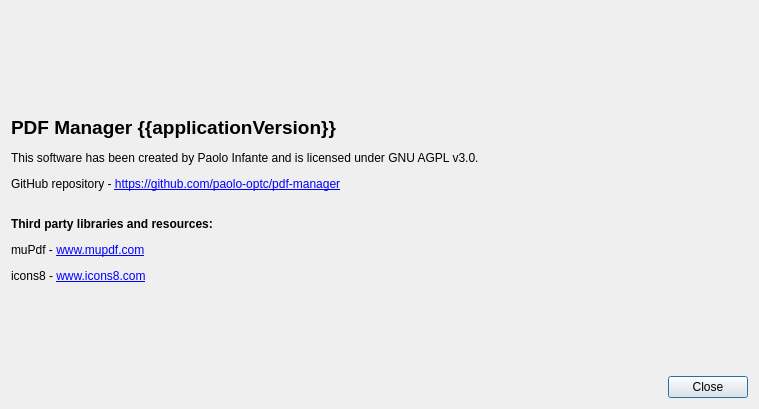
Old version of the form aboutdialog.ui in the repository paolo-projects/pdf-manager.
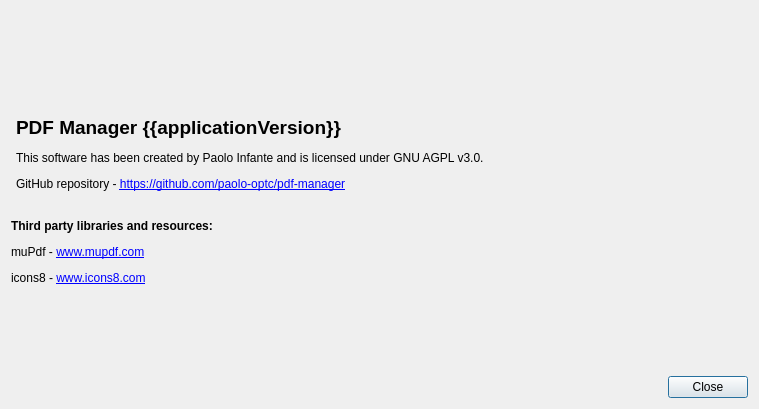
New version of the form. Icons and pictures are not drawn.

Commit message: Added styles to pages list. Fixed the drag and drop feature. Fixed gui elements. Fixed context menus.

```diff
--- a/aboutdialog.ui
+++ b/aboutdialog.ui
@@ -41,7 +41,11 @@
       </size>
      </property>
      <property name="text">
-      <string>&lt;html&gt;&lt;head/&gt;&lt;body&gt;&lt;p&gt;&lt;span style=&quot; font-size:14pt; font-weight:600;&quot;&gt;PDF Manager {{applicationVersion}}&lt;/span&gt;&lt;/p&gt;&lt;p&gt;This software has been created by Paolo Infante and is licensed under GNU AGPL v3.0.&lt;/p&gt;&lt;p&gt;GitHub repository - &lt;a href=&quot;https://github.com/paolo-optc/pdf-manager&quot;&gt;&lt;span style=&quot; text-decoration: underline; color:#0000ff;&quot;&gt;https://github.com/paolo-optc/pdf-manager&lt;/span&gt;&lt;/a&gt;&lt;br/&gt;&lt;/p&gt;&lt;p&gt;&lt;span style=&quot; font-weight:600;&quot;&gt;Third party libraries and resources:&lt;/span&gt;&lt;/p&gt;&lt;p&gt;muPdf - &lt;a href=&quot;https://www.mupdf.com/index.html&quot;&gt;&lt;span style=&quot; text-decoration: underline; color:#0000ff;&quot;&gt;www.mupdf.com&lt;/span&gt;&lt;/a&gt;&lt;/p&gt;&lt;p&gt;icons8 - &lt;a href=&quot;https://icons8.com&quot;&gt;&lt;span style=&quot; text-decoration: underline; color:#0000ff;&quot;&gt;www.icons8.com&lt;/span&gt;&lt;/a&gt;&lt;/p&gt;&lt;/body&gt;&lt;/html&gt;</string>
+      <string>&lt;html&gt;&lt;head/&gt;&lt;body&gt;
+&lt;table style=&quot;border: 0px;&quot;&gt;&lt;tr&gt;&lt;td&gt;
+
+&lt;img src=&quot;:/icons/res/icons8_pdf_2_96px.png&quot;/&gt;&lt;/td&gt;&lt;td&gt;&lt;p&gt;
+&lt;span style=&quot; font-size:14pt; font-weight:600;&quot;&gt;PDF Manager {{applicationVersion}}&lt;/span&gt;&lt;/p&gt;&lt;p&gt;This software has been created by Paolo Infante and is licensed under GNU AGPL v3.0.&lt;/p&gt;&lt;p&gt;GitHub repository - &lt;a href=&quot;https://github.com/paolo-optc/pdf-manager&quot;&gt;&lt;span style=&quot; text-decoration: underline; color:#0000ff;&quot;&gt;https://github.com/paolo-optc/pdf-manager&lt;/span&gt;&lt;/a&gt;&lt;br/&gt;&lt;/p&gt;&lt;/td&gt;&lt;/tr&gt;&lt;/table&gt;&lt;p&gt;&lt;span style=&quot; font-weight:600;&quot;&gt;Third party libraries and resources:&lt;/span&gt;&lt;/p&gt;&lt;p&gt;muPdf - &lt;a href=&quot;https://www.mupdf.com/index.html&quot;&gt;&lt;span style=&quot; text-decoration: underline; color:#0000ff;&quot;&gt;www.mupdf.com&lt;/span&gt;&lt;/a&gt;&lt;/p&gt;&lt;p&gt;icons8 - &lt;a href=&quot;https://icons8.com&quot;&gt;&lt;span style=&quot; text-decoration: underline; color:#0000ff;&quot;&gt;www.icons8.com&lt;/span&gt;&lt;/a&gt;&lt;/p&gt;&lt;/body&gt;&lt;/html&gt;</string>
      </property>
     </widget>
    </item>
```
The commit also changes 15 other files.
